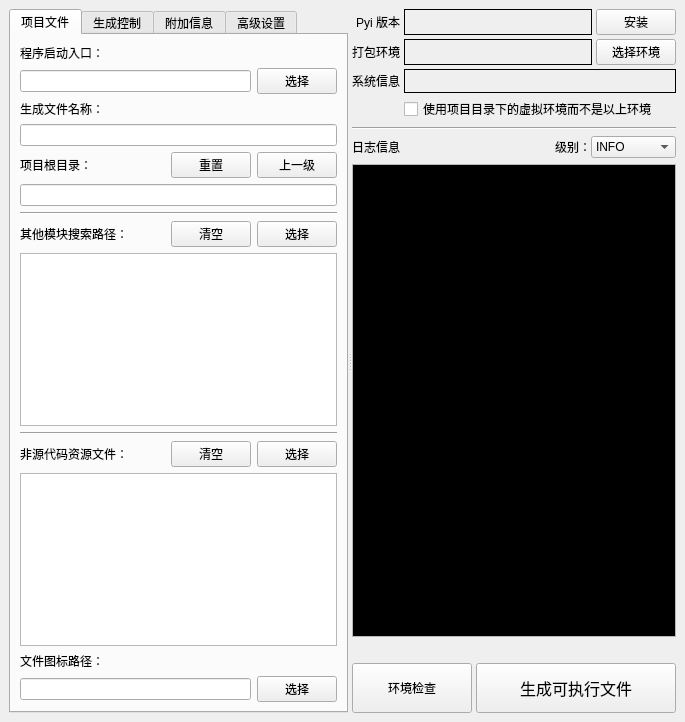
Before: the Qt Designer form ui/pyitool.ui in hrpzcf/AwesomePyKit, drawn with Qt 5.
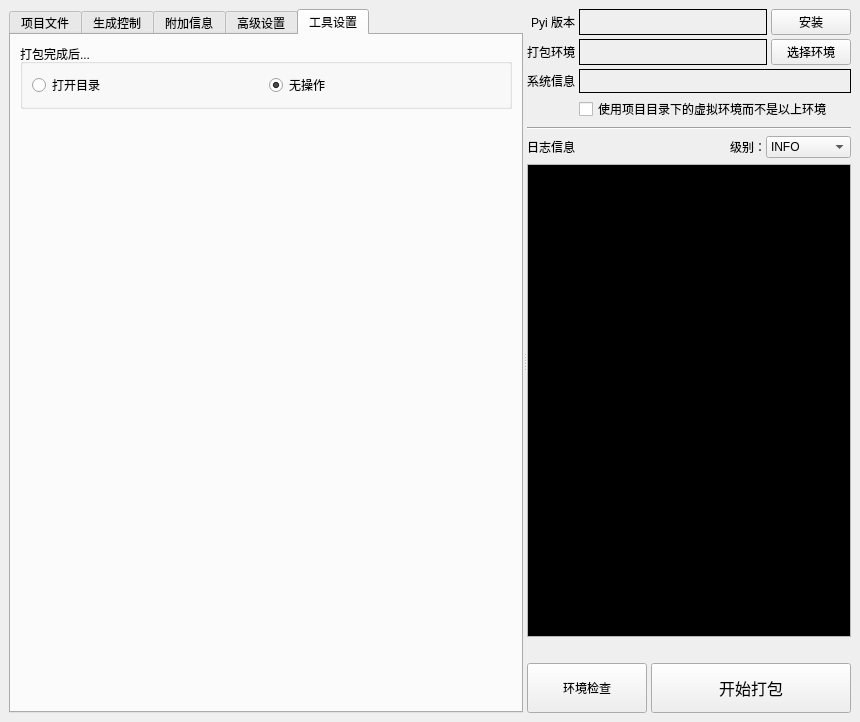
After: the same form once the commit is applied. The open tabs and pages were chosen to show the change.

Commit message: <程序打包工具>增加设置页，更新一些界面文字

Diff of the .ui file:
```diff
--- a/ui/pyitool.ui
+++ b/ui/pyitool.ui
@@ -9,7 +9,7 @@
    <rect>
     <x>0</x>
     <y>0</y>
-    <width>685</width>
+    <width>860</width>
     <height>722</height>
    </rect>
   </property>
@@ -25,6 +25,9 @@
    <layout class="QVBoxLayout" name="verticalLayout_18">
     <item>
      <widget class="QSplitter" name="splitter">
+      <property name="orientation">
+       <enum>Qt::Horizontal</enum>
+      </property>
       <widget class="QTabWidget" name="tabWidget">
        <property name="currentIndex">
         <number>0</number>
@@ -81,7 +84,7 @@
                 <string>打包完成后的exe可执行文件文件的名称，此项留空则使用程序启动入口文件名。</string>
                </property>
                <property name="text">
-                <string>生成文件名称：</string>
+                <string>打包后的文件名称：</string>
                </property>
               </widget>
              </item>
@@ -169,7 +172,7 @@
                   <string>程序的其他模块的搜索目录(仅当 Pyinstaller 无法自动找到时使用)。</string>
                  </property>
                  <property name="text">
-                  <string>其他模块搜索路径：</string>
+                  <string>其他模块的搜索目录：</string>
                  </property>
                 </widget>
                </item>
@@ -255,7 +258,7 @@
                 <string>生成的exe可执行文件的图标，支持.ico、.icns图标文件。</string>
                </property>
                <property name="text">
-                <string>文件图标路径：</string>
+                <string>可执行文件的图标路径：</string>
                </property>
               </widget>
              </item>
@@ -957,6 +960,60 @@
          </item>
         </layout>
        </widget>
+       <widget class="QWidget" name="tab_pyitool_settings">
+        <attribute name="title">
+         <string>工具设置</string>
+        </attribute>
+        <layout class="QHBoxLayout" name="horizontalLayout_31">
+         <item>
+          <layout class="QVBoxLayout" name="verticalLayout_20">
+           <item>
+            <widget class="QGroupBox" name="groupBox_3">
+             <property name="title">
+              <string>打包完成后...</string>
+             </property>
+             <layout class="QHBoxLayout" name="horizontalLayout_19">
+              <item>
+               <layout class="QHBoxLayout" name="horizontalLayout_7">
+                <item>
+                 <widget class="QRadioButton" name="rb_open_dir_select_file">
+                  <property name="text">
+                   <string>打开目录</string>
+                  </property>
+                 </widget>
+                </item>
+                <item>
+                 <widget class="QRadioButton" name="rb_no_option">
+                  <property name="text">
+                   <string>无操作</string>
+                  </property>
+                  <property name="checked">
+                   <bool>true</bool>
+                  </property>
+                 </widget>
+                </item>
+               </layout>
+              </item>
+             </layout>
+            </widget>
+           </item>
+           <item>
+            <spacer name="verticalSpacer_3">
+             <property name="orientation">
+              <enum>Qt::Vertical</enum>
+             </property>
+             <property name="sizeHint" stdset="0">
+              <size>
+               <width>20</width>
+               <height>40</height>
+              </size>
+             </property>
+            </spacer>
+           </item>
+          </layout>
+         </item>
+        </layout>
+       </widget>
       </widget>
       <widget class="QWidget" name="layoutWidget">
        <layout class="QVBoxLayout" name="verticalLayout_6">
@@ -1407,7 +1464,7 @@
              <string>将 Python 程序及所选资源文件打包成 .exe 文件。</string>
             </property>
             <property name="text">
-             <string>生成可执行文件</string>
+             <string>开始打包</string>
             </property>
            </widget>
           </item>
```
Left out of the diff: 22 changed lines with no effect on the pictures. The commit also changes 1 other file.
